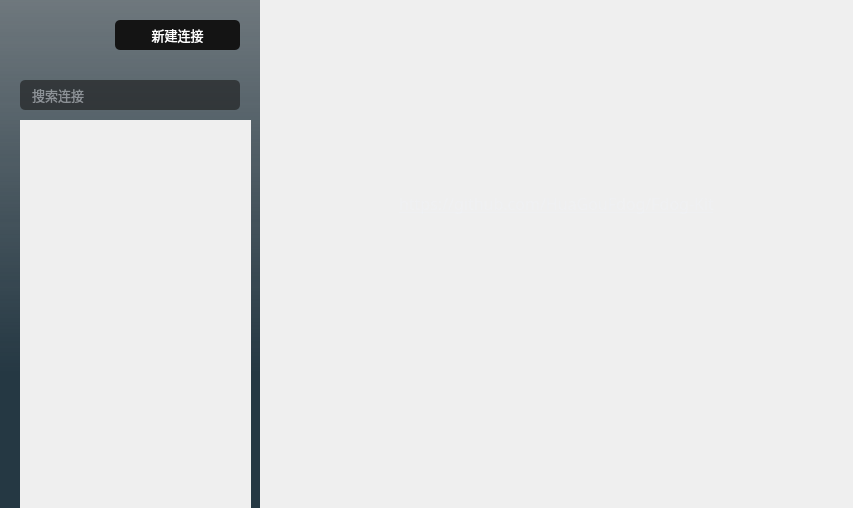
Above: source/zookeepermanagewidget.ui from HuaGouFdog/Fdog-Kit before the change. Below: the same form after it.
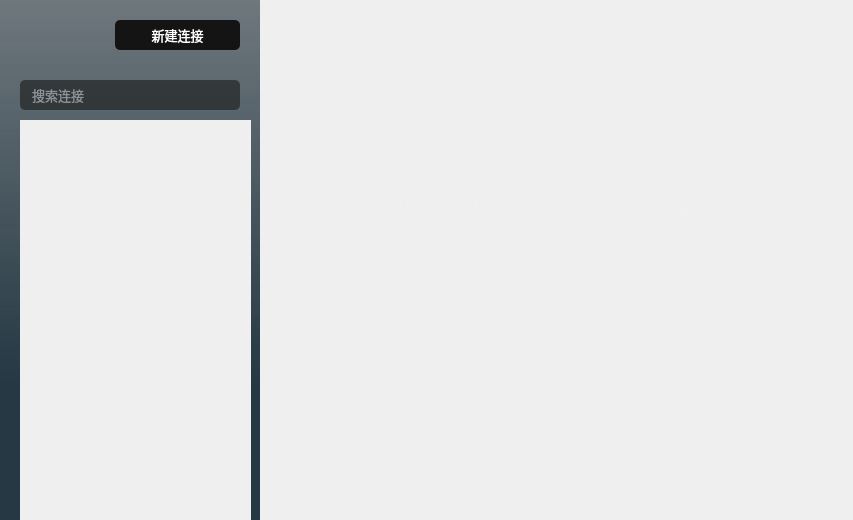
That is the form after the change. Icons and pictures are not drawn.

The edit to the form file:
```diff
--- a/source/zookeepermanagewidget.ui
+++ b/source/zookeepermanagewidget.ui
@@ -7,7 +7,7 @@
     <x>0</x>
     <y>0</y>
     <width>853</width>
-    <height>508</height>
+    <height>520</height>
    </rect>
   </property>
   <property name="windowTitle">
@@ -318,7 +318,7 @@
               <x>0</x>
               <y>0</y>
               <width>231</width>
-              <height>388</height>
+              <height>400</height>
              </rect>
             </property>
             <property name="styleSheet">
```
